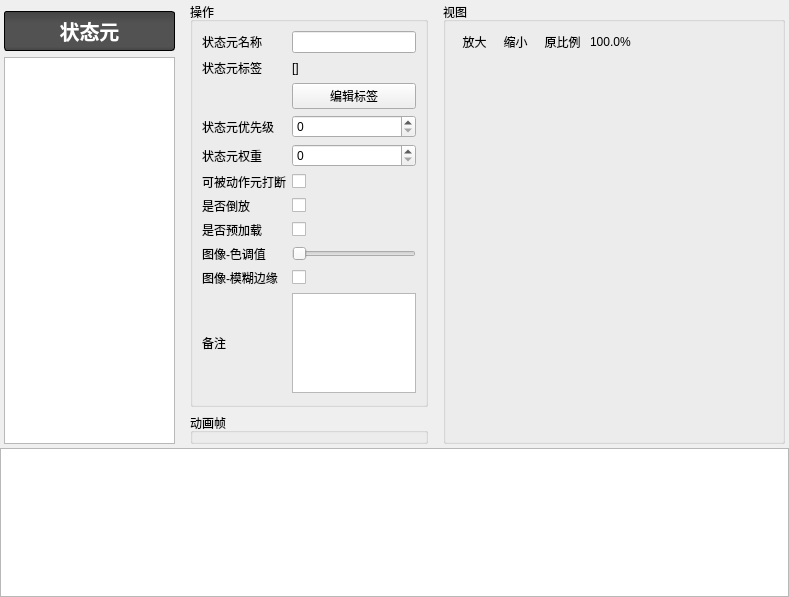
The window that DrillGIFActionSequenceEditor/Source/ActionSeqModule/statePart/p_StatePart.ui (DrillUp/DrillGIFActionSequenceEditor) describes before a commit, drawn with Qt 5.
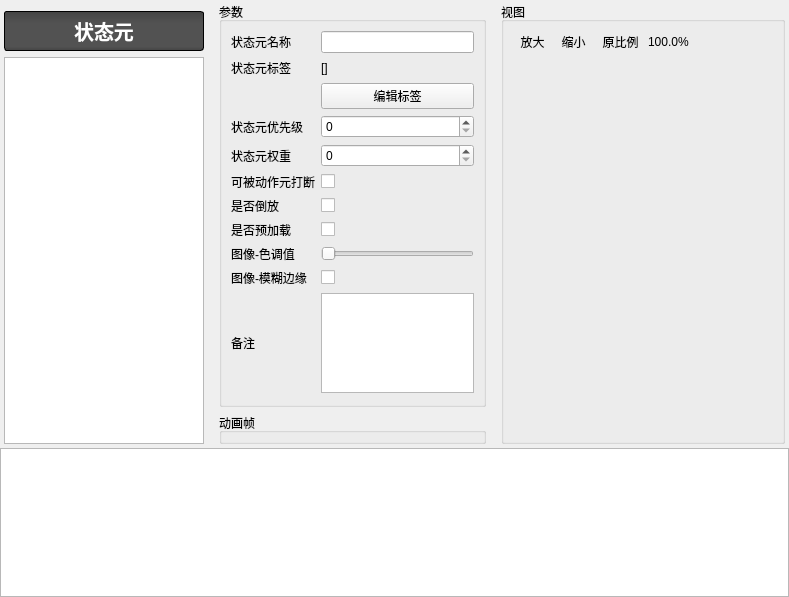
The same window after the commit. Icons and pictures are not drawn.

Patch:
```diff
--- a/DrillGIFActionSequenceEditor/Source/ActionSeqModule/statePart/p_StatePart.ui
+++ b/DrillGIFActionSequenceEditor/Source/ActionSeqModule/statePart/p_StatePart.ui
@@ -46,7 +46,7 @@
       </property>
       <item>
        <widget class="QWidget" name="widget_2" native="true">
-        <layout class="QHBoxLayout" name="horizontalLayout_2" stretch="2,3,4">
+        <layout class="QHBoxLayout" name="horizontalLayout_2" stretch="0,1,1">
          <property name="leftMargin">
           <number>4</number>
          </property>
@@ -61,6 +61,18 @@
          </property>
          <item>
           <widget class="QWidget" name="widget_4" native="true">
+           <property name="minimumSize">
+            <size>
+             <width>200</width>
+             <height>0</height>
+            </size>
+           </property>
+           <property name="maximumSize">
+            <size>
+             <width>200</width>
+             <height>16777215</height>
+            </size>
+           </property>
            <layout class="QVBoxLayout" name="verticalLayout_4">
             <property name="leftMargin">
              <number>0</number>
@@ -117,7 +129,7 @@
             <item>
              <widget class="QGroupBox" name="groupBox_2">
               <property name="title">
-               <string>操作</string>
+               <string>参数</string>
               </property>
               <layout class="QGridLayout" name="gridLayout" columnstretch="1,3">
                <item row="4" column="0">
```
